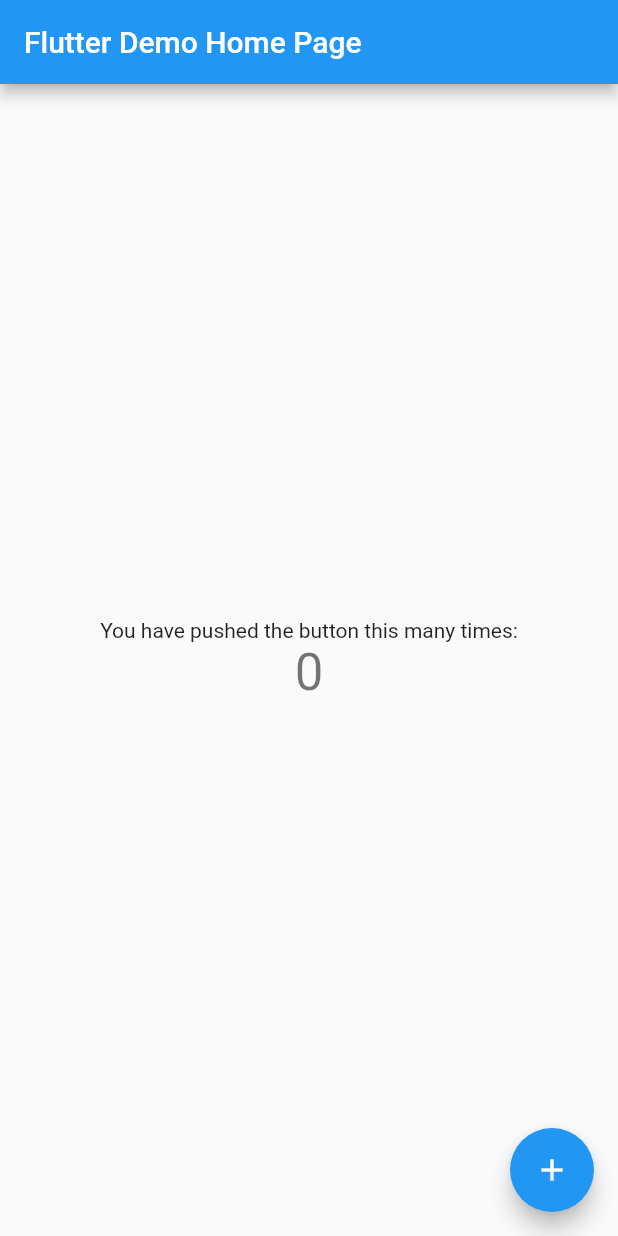
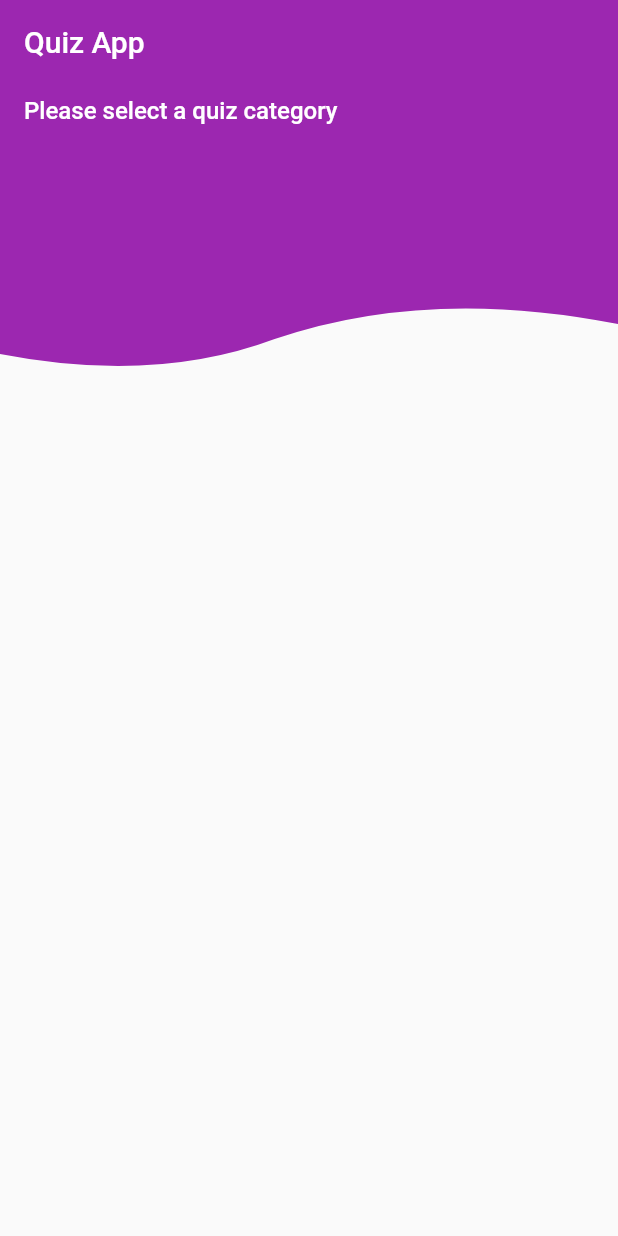
Before and after one commit to Aimireal/Quizsy, a Flutter app: the screen it shows after launch, on a phone screen of 412 x 824 dp. Run offline on Flutter 3.47's test engine with Material 2 defaults, Android fonts, the phone set to English and light mode, and no system bars; our stand-ins replace flutter_custom_clippers, font_awesome_flutter; Roboto replaces fonts that are missing (Montserrat).

Commit message:
Added models for cateogries and questions

```diff
--- a/lib/main.dart
+++ b/lib/main.dart
@@ -1,113 +1,28 @@
 import 'package:flutter/material.dart';
+import 'package:quizapp/screens/homepage.dart';
 
-void main() {
-  runApp(MyApp());
-}
+void main() => runApp(QuizApp());
 
-class MyApp extends StatelessWidget {
-  // This widget is the root of your application.
+class QuizApp extends StatelessWidget{
   @override
-  Widget build(BuildContext context) {
+  Widget build(BuildContext context){
     return MaterialApp(
-      title: 'Flutter Demo',
+      debugShowCheckedModeBanner: false,
+      title: 'Quiz App',
       theme: ThemeData(
-        // This is the theme of your application.
-        //
-        // Try running your application with "flutter run". You'll see the
-        // application has a blue toolbar. Then, without quitting the app, try
-        // changing the primarySwatch below to Colors.green and then invoke
-        // "hot reload" (press "r" in the console where you ran "flutter run",
-        // or simply save your changes to "hot reload" in a Flutter IDE).
-        // Notice that the counter didn't reset back to zero; the application
-        // is not restarted.
-        primarySwatch: Colors.blue,
+        primarySwatch: Colors.purple,
+        accentColor: Colors.grey,
+        fontFamily: "Montserrat",
+        buttonColor: Colors.pink,
+        buttonTheme: ButtonThemeData(
+          buttonColor: Colors.pink,
+          shape: RoundedRectangleBorder(
+            borderRadius: BorderRadius.circular(20.0),
+          ),
+          textTheme: ButtonTextTheme.primary
+        )
       ),
-      home: MyHomePage(title: 'Flutter Demo Home Page'),
+      home: HomePage(),
     );
   }
 }
-
-class MyHomePage extends StatefulWidget {
-  MyHomePage({Key? key, required this.title}) : super(key: key);
-
-  // This widget is the home page of your application. It is stateful, meaning
-  // that it has a State object (defined below) that contains fields that affect
-  // how it looks.
-
-  // This class is the configuration for the state. It holds the values (in this
-  // case the title) provided by the parent (in this case the App widget) and
-  // used by the build method of the State. Fields in a Widget subclass are
-  // always marked "final".
-
-  final String title;
-
-  @override
-  _MyHomePageState createState() => _MyHomePageState();
-}
-
-class _MyHomePageState extends State<MyHomePage> {
-  int _counter = 0;
-
-  void _incrementCounter() {
-    setState(() {
-      // This call to setState tells the Flutter framework that something has
-      // changed in this State, which causes it to rerun the build method below
-      // so that the display can reflect the updated values. If we changed
-      // _counter without calling setState(), then the build method would not be
-      // called again, and so nothing would appear to happen.
-      _counter++;
-    });
-  }
-
-  @override
-  Widget build(BuildContext context) {
-    // This method is rerun every time setState is called, for instance as done
-    // by the _incrementCounter method above.
-    //
-    // The Flutter framework has been optimized to make rerunning build methods
-    // fast, so that you can just rebuild anything that needs updating rather
-    // than having to individually change instances of widgets.
-    return Scaffold(
-      appBar: AppBar(
-        // Here we take the value from the MyHomePage object that was created by
-        // the App.build method, and use it to set our appbar title.
-        title: Text(widget.title),
-      ),
-      body: Center(
-        // Center is a layout widget. It takes a single child and positions it
-        // in the middle of the parent.
-        child: Column(
-          // Column is also a layout widget. It takes a list of children and
-          // arranges them vertically. By default, it sizes itself to fit its
-          // children horizontally, and tries to be as tall as its parent.
-          //
-          // Invoke "debug painting" (press "p" in the console, choose the
-          // "Toggle Debug Paint" action from the Flutter Inspector in Android
-          // Studio, or the "Toggle Debug Paint" command in Visual Studio Code)
-          // to see the wireframe for each widget.
-          //
-          // Column has various properties to control how it sizes itself and
-          // how it positions its children. Here we use mainAxisAlignment to
-          // center the children vertically; the main axis here is the vertical
-          // axis because Columns are vertical (the cross axis would be
-          // horizontal).
-          mainAxisAlignment: MainAxisAlignment.center,
-          children: <Widget>[
-            Text(
-              'You have pushed the button this many times:',
-            ),
-            Text(
-              '$_counter',
-              style: Theme.of(context).textTheme.headline4,
-            ),
-          ],
-        ),
-      ),
-      floatingActionButton: FloatingActionButton(
-        onPressed: _incrementCounter,
-        tooltip: 'Increment',
-        child: Icon(Icons.add),
-      ), // This trailing comma makes auto-formatting nicer for build methods.
-    );
-  }
-}
--- /dev/null
+++ b/lib/models/categories.dart
@@ -0,0 +1,36 @@
+import 'package:font_awesome_flutter/font_awesome_flutter.dart';
+
+class Category{
+  final int id;
+  final String name;
+  final dynamic icon;
+  Category(this.id, this.name, {this.icon});
+
+}
+
+final List<Category> categories = [
+  Category(9,"General Knowledge", icon: FontAwesomeIcons.globeAsia),
+  Category(10,"Books", icon: FontAwesomeIcons.bookOpen),
+  Category(11,"Film", icon: FontAwesomeIcons.video),
+  Category(12,"Music", icon: FontAwesomeIcons.music),
+  Category(13,"Musicals & Theatres", icon: FontAwesomeIcons.theaterMasks),
+  Category(14,"Television", icon: FontAwesomeIcons.tv),
+  Category(15,"Video Games", icon: FontAwesomeIcons.gamepad),
+  Category(16,"Board Games", icon: FontAwesomeIcons.chessBoard),
+  Category(17,"Science & Nature", icon: FontAwesomeIcons.microscope),
+  Category(18,"Computer", icon: FontAwesomeIcons.laptopCode),
+  Category(19,"Maths", icon: FontAwesomeIcons.sortNumericDown),
+  Category(20,"Mythology", icon: FontAwesomeIcons.atlassian),
+  Category(21,"Sports", icon: FontAwesomeIcons.footballBall),
+  Category(22,"Geography", icon: FontAwesomeIcons.mountain),
+  Category(23,"History", icon: FontAwesomeIcons.monument),
+  Category(24,"Politics", icon: FontAwesomeIcons.voteYea),
+  Category(25,"Art", icon: FontAwesomeIcons.paintBrush),
+  Category(26,"Celebrities", icon: FontAwesomeIcons.award),
+  Category(27,"Animals", icon: FontAwesomeIcons.dog),
+  Category(28,"Vehicles", icon: FontAwesomeIcons.carAlt),
+  Category(29,"Comics", icon: FontAwesomeIcons.readme),
+  Category(30,"Gadgets", icon: FontAwesomeIcons.mobileAlt),
+  Category(31,"Japanese Anime & Manga", icon: FontAwesomeIcons.glasses),
+  Category(32,"Cartoon & Animation", icon: FontAwesomeIcons.pencilAlt),
+];
--- /dev/null
+++ b/lib/models/questions.dart
@@ -0,0 +1,40 @@
+enum Type{
+  multiple,
+  boolean
+}
+
+enum Difficulty{
+  easy,
+  medium,
+  hard
+}
+
+class Question{
+  final String categoryName;
+  final Type type;
+  final Difficulty difficulty;
+  final String question;
+  final String correctAnswer;
+  final List<dynamic> incorrectAnswers;
+
+  Question({
+      required this.categoryName,
+      required this.type,
+      required this.difficulty,
+      required this.question,
+      required this.correctAnswer,
+      required this.incorrectAnswers
+    });
+
+  Question.fromMap(Map<String, dynamic> data):
+    categoryName = data["category"],
+    type = data["type"] == "multiple" ? Type.multiple : Type.boolean,
+    difficulty = data["difficulty"] == "easy" ? Difficulty.easy : data["difficulty"] == "medium" ? Difficulty.medium : Difficulty.hard,
+    question = data["question"],
+    correctAnswer = data["correct_answer"],
+    incorrectAnswers = data["incorrect_answers"];
+
+  static List<Question> fromData(List<Map<String,dynamic>> data){
+    return data.map((question) => Question.fromMap(question)).toList();
+  }
+}
--- /dev/null
+++ b/lib/screens/homepage.dart
@@ -0,0 +1,86 @@
+import 'package:flutter/material.dart';
+import 'package:flutter_custom_clippers/flutter_custom_clippers.dart';
+import 'package:quizapp/models/categories.dart';
+
+class HomePage extends StatelessWidget{
+  final List<Color> tileColours = [
+    Colors.red,
+    Colors.green,
+    Colors.blue,
+    Colors.purple,
+    Colors.pink,
+    Colors.indigo,
+    Colors.lightBlue,
+    Colors.red,
+    Colors.deepOrange,
+    Colors.amber,
+    Colors.brown
+  ];
+
+  @override
+  Widget build(BuildContext context) {
+    return Scaffold(
+      appBar: AppBar(
+        title: Text('Quiz App'),
+        elevation: 0,
+      ),
+      body: Stack(
+        children: <Widget>[
+          ClipPath(
+            clipper: WaveClipperTwo(),
+            child: Container(
+              decoration: BoxDecoration(
+                color: Theme.of(context).primaryColor
+              ),
+              height: 200,
+            )
+          ),
+          CustomScrollView(
+            physics: BouncingScrollPhysics(),
+            slivers: <Widget>[
+              SliverToBoxAdapter(
+                child: Padding(
+                  padding: const EdgeInsets.symmetric(
+                    horizontal: 16.0,
+                    vertical: 8.0
+                  ),
+                  child: Text(
+                    "Please select a quiz category",
+                    style: TextStyle(
+                      color: Colors.white,
+                      fontWeight: FontWeight.w500,
+                      fontSize: 16.0
+                    ),
+                  ),
+                ),
+                //
+              ),
+            ],
+          )
+        ],
+      )
+    );
+  }
+
+  /*
+  //Add categories to screen
+  Widget _buildCategoryItem(BuildContext context, int index){
+    Category category = categories[index];
+    return MaterialButton(
+      onPressed: () => _categoryPressed)
+  }
+
+  //Handle selection of quiz type
+  _categoryPressed(BuildContext context, Category category){
+    showModalBottomSheet(
+      context: context,
+      builder: (sheetContext) => BottomSheet(
+        onClosing: () {},
+        builder: (_) => QuizOptionsDialog(
+          category: category,
+        ),
+      ),
+    );
+  }
+  */
+}
--- a/pubspec.yaml
+++ b/pubspec.yaml
@@ -28,6 +28,8 @@ dependencies:
   # The following adds the Cupertino Icons font to your application.
   # Use with the CupertinoIcons class for iOS style icons.
   cupertino_icons: ^1.0.2
+  flutter_custom_clippers: ^2.0.0
+  font_awesome_flutter: ^9.1.0
 
 dev_dependencies:
   flutter_test:
```
Also changed, not shown: pubspec.lock, 1 other file.
